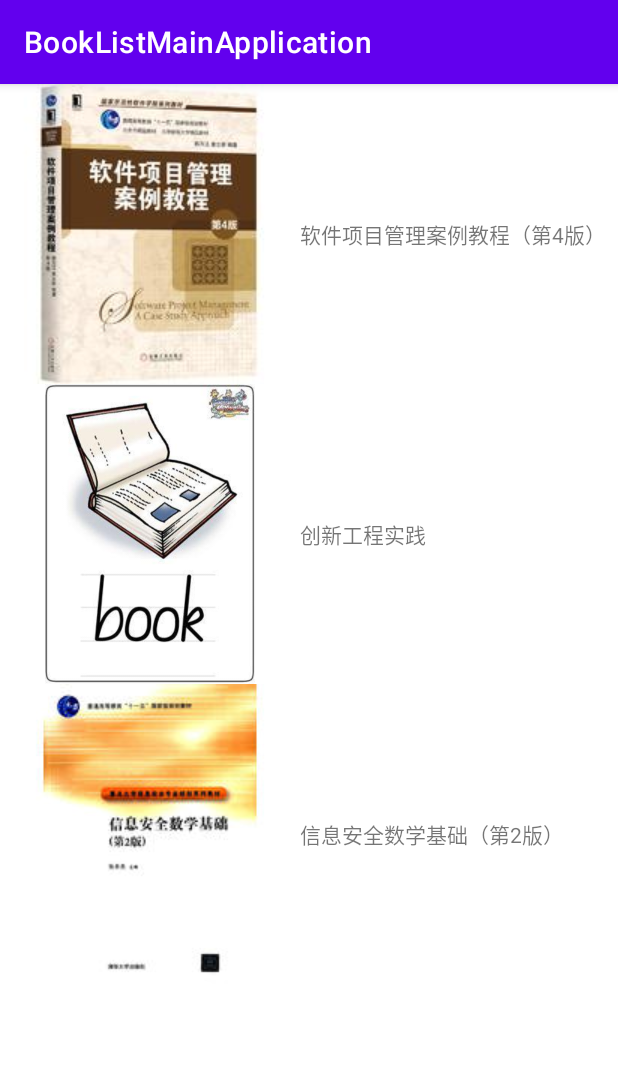
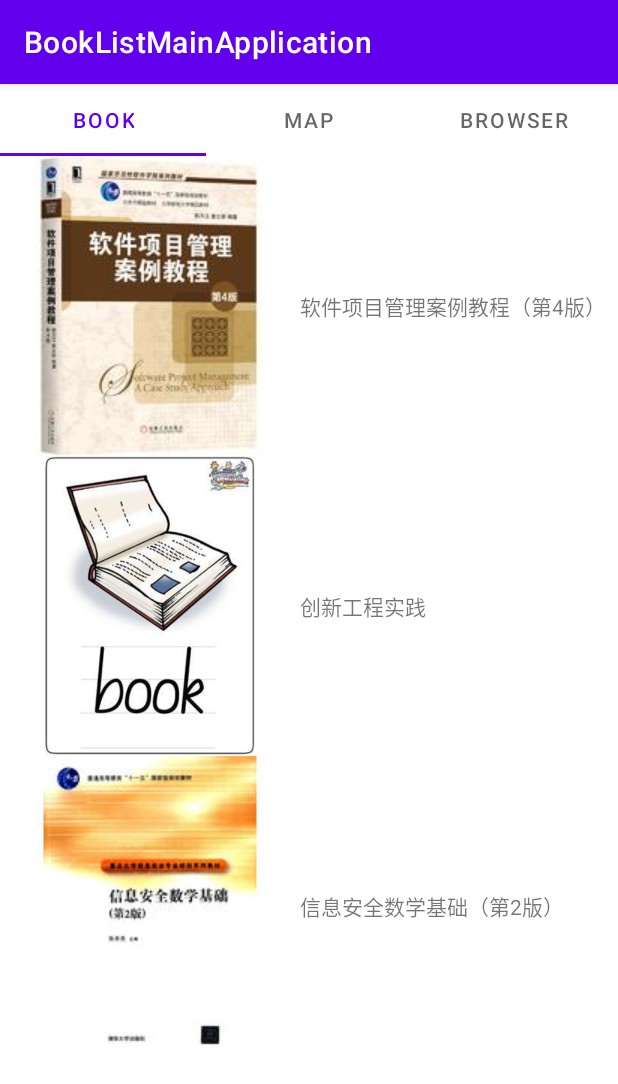
Before and after one commit to sheepna/BookListMainApplication, an Android app: the screen it shows after launch (BookListMainActivity), on a phone screen of 412 x 824 dp. Shown: the top 1084 px of the screen. Run offline under Robolectric (Android 15) with nearby library versions, the phone set to English and light mode, and no system bars; libraries missing offline, so code that uses them is left out: com.baidu.mapapi; 2 statements that could not run were skipped.

Commit message:
实现了网页

```diff
--- a/app/build.gradle
+++ b/app/build.gradle
@@ -13,6 +13,11 @@ android {
         versionName "1.0"
 
         testInstrumentationRunner "androidx.test.runner.AndroidJUnitRunner"
+
+        ndk {
+            // 设置支持的SO库架构（开发者可以根据需要，选择一个或多个平台的so）
+            abiFilters "armeabi", "armeabi-v7a", "arm64-v8a", "x86","x86_64"
+        }
     }
 
     buildTypes {
@@ -29,6 +34,7 @@ android {
 
 dependencies {
 
+    implementation 'com.baidu.lbsyun:BaiduMapSDK_Map:7.4.0'
     implementation 'androidx.appcompat:appcompat:1.5.1'
     implementation 'com.google.android.material:material:1.6.1'
     implementation 'androidx.constraintlayout:constraintlayout:2.1.4'
--- /dev/null
+++ b/app/src/main/java/com/jnu/booklistmainapplication/BookListFragment.java
@@ -0,0 +1,200 @@
+package com.jnu.booklistmainapplication;
+
+import android.content.DialogInterface;
+import android.content.Intent;
+import android.os.Bundle;
+
+import androidx.activity.result.ActivityResultLauncher;
+import androidx.activity.result.contract.ActivityResultContracts;
+import androidx.annotation.NonNull;
+import androidx.appcompat.app.AlertDialog;
+import androidx.fragment.app.Fragment;
+import androidx.recyclerview.widget.LinearLayoutManager;
+import androidx.recyclerview.widget.RecyclerView;
+
+import android.view.ContextMenu;
+import android.view.LayoutInflater;
+import android.view.MenuItem;
+import android.view.View;
+import android.view.ViewGroup;
+import android.widget.ImageView;
+import android.widget.TextView;
+
+import com.jnu.booklistmainapplication.Data.Book;
+import com.jnu.booklistmainapplication.Data.DataSaver;
+
+import java.util.ArrayList;
+
+/**
+ * A simple {@link Fragment} subclass.
+ * Use the {@link BookListFragment#newInstance} factory method to
+ * create an instance of this fragment.
+ */
+public class BookListFragment extends Fragment {
+
+    private ArrayList<Book> books;
+    private BookListFragment.MainRecycleViewAdapter mainRecycleViewAdapter;
+    public static final int MENU_ID_ADD = 1;
+    public static final int MENU_ID_DELETE = 2;
+
+    private ActivityResultLauncher<Intent> addDataLauncher= registerForActivityResult(new ActivityResultContracts.StartActivityForResult()
+            ,result -> {
+                if(null!=result){
+                    Intent intent=result.getData();
+                    if(result.getResultCode()==EditBookActivity.RESULT_CODE_SUCCESS)
+                    {//创建一个包含所有 extra 数据的 Bundle 对象，然后使用 putExtras() 将 Bundle 插入 Intent 中。
+                        Bundle bundle=intent.getExtras();
+                        String title= bundle.getString("title");
+                        int position=bundle.getInt("position");
+                        books.add(position, new Book(title,R.drawable.book_no_name) );
+                        new DataSaver().Save(this.getContext(),books);
+                        mainRecycleViewAdapter.notifyItemInserted(position);
+                    }
+                }
+            });
+
+    public BookListFragment() {
+        // Required empty public constructor
+    }
+
+    /**
+     * Use this factory method to create a new instance of
+     * this fragment using the provided parameters.
+     *
+     * @return A new instance of fragment BookListFragment.
+     */
+    // TODO: Rename and change types and number of parameters
+    public static BookListFragment newInstance() {
+        BookListFragment fragment = new BookListFragment();
+        Bundle args = new Bundle();
+        fragment.setArguments(args);
+        return fragment;
+    }
+
+
+    @Override
+    public void onCreate(Bundle savedInstanceState) {
+        super.onCreate(savedInstanceState);
+        if (getArguments() != null) {
+
+        }
+    }
+
+    @Override
+    public View onCreateView(LayoutInflater inflater, ViewGroup container,
+                             Bundle savedInstanceState) {
+        // Inflate the layout for this fragment
+        View rootView=inflater.inflate(R.layout.fragment_book_list, container, false);
+
+        RecyclerView recyclerViewMain=rootView.findViewById(R.id.recycle_view_books);
+
+        LinearLayoutManager linearLayoutManager=new LinearLayoutManager(this.getContext());
+        linearLayoutManager.setOrientation(LinearLayoutManager.VERTICAL);
+        recyclerViewMain.setLayoutManager(linearLayoutManager);
+
+        books=new ArrayList<>();
+
+        DataSaver dataSaver=new DataSaver();
+        books=dataSaver.Load(this.getContext());
+        getListBooks();
+
+        mainRecycleViewAdapter= new MainRecycleViewAdapter(books);
+        recyclerViewMain.setAdapter(mainRecycleViewAdapter);
+
+        return rootView;
+    }
+    @Override
+    public boolean onContextItemSelected(@NonNull MenuItem item) {
+        switch (item.getItemId()){
+            case MENU_ID_ADD://Intent(Context, Class) 构造函数分别为应用和组件提供 Context 和 Class 对象。因此，此 Intent 将显式启动该应用中的EditBookActivity类。
+                Intent intent=new Intent(this.getContext() ,EditBookActivity.class) ;
+                intent.putExtra("position",item.getOrder());//添加 extra 数据，每种方法均接受两个参数：键名和值
+                addDataLauncher.launch(intent);
+                //books.add(item.getOrder(),new Book("added"+item.getOrder(),R.drawable.ic_launcher_background));
+                // mainRecycleViewAdapter.notifyItemInserted(item.getOrder());
+                break;
+            case MENU_ID_DELETE:
+                AlertDialog alertDialog;
+                alertDialog=new AlertDialog.Builder(this.getContext())
+                        .setTitle(R.string.confirmation)
+                        .setMessage(R.string.sure_to_delete)
+                        .setPositiveButton(R.string.yes, new DialogInterface.OnClickListener() {
+                            @Override
+                            public void onClick(DialogInterface dialogInterface, int i) {
+                                books.remove(item.getOrder());
+                                new DataSaver().Save(BookListFragment.this.getContext(),books);
+                                mainRecycleViewAdapter.notifyItemRemoved(item.getOrder());
+                            }
+                        }).setNegativeButton(R.string.no, new DialogInterface.OnClickListener() {
+                            @Override
+                            public void onClick(DialogInterface dialogInterface, int i) {
+
+                            }
+                        }).create();
+                alertDialog.show();
+                break;
+        }
+        return super.onContextItemSelected(item);
+    }
+
+    public class MainRecycleViewAdapter extends RecyclerView.Adapter<MainRecycleViewAdapter.ViewHolder>{
+
+        private ArrayList<Book>localDataSet;
+
+        public class ViewHolder extends RecyclerView.ViewHolder implements View.OnCreateContextMenuListener{
+
+            private final TextView textViewTitle;
+            private final ImageView imageViewImage;
+            public ViewHolder(@NonNull View itemView) {
+                super(itemView);
+
+                textViewTitle=itemView.findViewById(R.id.text_view_book_title);
+                imageViewImage=itemView.findViewById(R.id.image_view_book_cover);
+
+                itemView.setOnCreateContextMenuListener(this);//在ViewHolder实现onContextMenuListener接口
+            }
+
+            public TextView getTextViewTitle() {
+                return textViewTitle;
+            }
+
+            public ImageView getImageViewImage() {
+                return imageViewImage;
+            }
+
+            @Override
+            public void onCreateContextMenu(ContextMenu contextMenu, View view, ContextMenu.ContextMenuInfo contextMenuInfo) {
+                contextMenu.add(0,MENU_ID_ADD,getAdapterPosition(),"Add "+getAdapterPosition());
+                contextMenu.add(0,MENU_ID_DELETE,getAdapterPosition(),"Delete "+getAdapterPosition());
+            }
+        }
+
+        public MainRecycleViewAdapter (ArrayList<Book>dataSet){
+            localDataSet=dataSet;
+        }
+
+        @NonNull
+        @Override
+        public ViewHolder onCreateViewHolder(@NonNull ViewGroup viewGroup, int viewType) {
+            View view= LayoutInflater.from(viewGroup.getContext())
+                    .inflate(R.layout.item_layout,viewGroup,false);
+            return new ViewHolder(view);
+        }
+
+        @Override
+        public void onBindViewHolder(@NonNull ViewHolder holder, int position) {
+            holder.getTextViewTitle().setText(localDataSet.get(position).getTitle());
+            holder.getImageViewImage().setImageResource(localDataSet.get(position).getCoverResourceId());
+        }
+
+        @Override
+        public int getItemCount() {
+            return localDataSet.size();
+        }
+    }
+    public void getListBooks() {
+        books.add(new Book("软件项目管理案例教程（第4版）", R.drawable.book_2));
+        books.add(new Book("创新工程实践", R.drawable.book_no_name));
+        books.add(new Book("信息安全数学基础（第2版）", R.drawable.book_1));
+    }
+}
--- a/app/src/main/java/com/jnu/booklistmainapplication/BookListMainActivity.java
+++ b/app/src/main/java/com/jnu/booklistmainapplication/BookListMainActivity.java
@@ -5,8 +5,13 @@ import androidx.activity.result.contract.ActivityResultContracts;
 import androidx.annotation.NonNull;
 import androidx.appcompat.app.AlertDialog;
 import androidx.appcompat.app.AppCompatActivity;
+import androidx.fragment.app.Fragment;
+import androidx.fragment.app.FragmentManager;
+import androidx.lifecycle.Lifecycle;
 import androidx.recyclerview.widget.LinearLayoutManager;
 import androidx.recyclerview.widget.RecyclerView;
+import androidx.viewpager2.adapter.FragmentStateAdapter;
+import androidx.viewpager2.widget.ViewPager2;
 
 import android.app.Activity;
 import android.content.DialogInterface;
@@ -20,6 +25,8 @@ import android.view.ViewGroup;
 import android.widget.ImageView;
 import android.widget.TextView;
 
+import com.google.android.material.tabs.TabLayout;
+import com.google.android.material.tabs.TabLayoutMediator;
 import com.jnu.booklistmainapplication.Data.Book;
 import com.jnu.booklistmainapplication.Data.DataSaver;
 
@@ -27,141 +34,59 @@ import java.util.ArrayList;
 
 public class BookListMainActivity extends AppCompatActivity {
 
-    private ArrayList<Book>books;
-    private MainRecycleViewAdapter mainRecycleViewAdapter;
-    public static final int MENU_ID_ADD = 1;
-    public static final int MENU_ID_DELETE = 2;
+    public class PageViewFragmentAdapter extends FragmentStateAdapter {
 
-    private ActivityResultLauncher<Intent> addDataLauncher= registerForActivityResult(new ActivityResultContracts.StartActivityForResult()
-            ,result -> {
-                if(null!=result){
-                    Intent intent=result.getData();
-                    if(result.getResultCode()==EditBookActivity.RESULT_CODE_SUCCESS)
-                    {//创建一个包含所有 extra 数据的 Bundle 对象，然后使用 putExtras() 将 Bundle 插入 Intent 中。
-                        Bundle bundle=intent.getExtras();
-                        String title= bundle.getString("title");
-                        int position=bundle.getInt("position");
-                        books.add(position, new Book(title,R.drawable.book_no_name) );
-                        new DataSaver().Save(BookListMainActivity.this,books);
-                        mainRecycleViewAdapter.notifyItemInserted(position);
-                    }
-                }
-            });
+        public PageViewFragmentAdapter(@NonNull FragmentManager fragmentManager, @NonNull Lifecycle lifecycle) {
+            super(fragmentManager, lifecycle);
+        }
+
+        @NonNull
+        @Override
+        public Fragment createFragment(int position) {
+            switch (position){
+                case 0:
+                    return BookListFragment.newInstance();
+                case 2:
+                    return BrowserFragment.newInstance();
+            }
+            return BookListFragment.newInstance();
+        }
+
+        @Override
+        public int getItemCount() {
+            return 3;
+        }
+    }
+
     @Override
     protected void onCreate(Bundle savedInstanceState) {
         super.onCreate(savedInstanceState);
         setContentView(R.layout.activity_main);
 
-        RecyclerView recyclerViewMain=findViewById(R.id.recycle_view_books);
+        ViewPager2 viewPager2Main=findViewById(R.id.viewpager2_main);
+        viewPager2Main.setAdapter(new PageViewFragmentAdapter(getSupportFragmentManager(),getLifecycle()));
 
-        LinearLayoutManager linearLayoutManager=new LinearLayoutManager(this);
-        linearLayoutManager.setOrientation(LinearLayoutManager.VERTICAL);
-        recyclerViewMain.setLayoutManager(linearLayoutManager);
-
-        books=new ArrayList<>();
-
-        DataSaver dataSaver=new DataSaver();
-        books=dataSaver.Load(BookListMainActivity.this);
-        getListBooks();
-
-        mainRecycleViewAdapter= new MainRecycleViewAdapter(books);
-        recyclerViewMain.setAdapter(mainRecycleViewAdapter);
-
+        TabLayout tabLayout=findViewById(R.id.tablayout_header);
+        TabLayoutMediator tabLayoutMediator=new TabLayoutMediator(tabLayout, viewPager2Main, new TabLayoutMediator.TabConfigurationStrategy() {
+            @Override
+            public void onConfigureTab(@NonNull TabLayout.Tab tab, int position) {
+                switch (position){
+                    case 0:
+                        tab.setText("Book");
+                        break;
+                    case 1:
+                        tab.setText("Map");
+                        break;
+                    case 2:
+                        tab.setText("Browser");
+                        break;
+                }
+            }
+        });
+        tabLayoutMediator.attach();
     }
 
     //在Activity中重载onContextItemSelected
-    @Override
-    public boolean onContextItemSelected(@NonNull MenuItem item) {
-        switch (item.getItemId()){
-            case MENU_ID_ADD://Intent(Context, Class) 构造函数分别为应用和组件提供 Context 和 Class 对象。因此，此 Intent 将显式启动该应用中的EditBookActivity类。
-                Intent intent=new Intent(this ,EditBookActivity.class) ;
-                intent.putExtra("position",item.getOrder());//添加 extra 数据，每种方法均接受两个参数：键名和值
-                addDataLauncher.launch(intent);
-                //books.add(item.getOrder(),new Book("added"+item.getOrder(),R.drawable.ic_launcher_background));
-               // mainRecycleViewAdapter.notifyItemInserted(item.getOrder());
-                break;
-            case MENU_ID_DELETE:
-                AlertDialog alertDialog;
-                alertDialog=new AlertDialog.Builder(this)
-                        .setTitle(R.string.confirmation)
-                        .setMessage(R.string.sure_to_delete)
-                        .setPositiveButton(R.string.yes, new DialogInterface.OnClickListener() {
-                            @Override
-                            public void onClick(DialogInterface dialogInterface, int i) {
-                                books.remove(item.getOrder());
-                                new DataSaver().Save(BookListMainActivity.this,books);
-                                mainRecycleViewAdapter.notifyItemRemoved(item.getOrder());
-                            }
-                        }).setNegativeButton(R.string.no, new DialogInterface.OnClickListener() {
-                            @Override
-                            public void onClick(DialogInterface dialogInterface, int i) {
 
-                            }
-                        }).create();
-                alertDialog.show();
-                break;
-        }
-        return super.onContextItemSelected(item);
-    }
 
-    public class MainRecycleViewAdapter extends RecyclerView.Adapter<MainRecycleViewAdapter.ViewHolder>{
-
-        private ArrayList<Book>localDataSet;
-
-        public class ViewHolder extends RecyclerView.ViewHolder implements View.OnCreateContextMenuListener{
-
-            private final TextView textViewTitle;
-            private final ImageView imageViewImage;
-            public ViewHolder(@NonNull View itemView) {
-                super(itemView);
-
-                textViewTitle=itemView.findViewById(R.id.text_view_book_title);
-                imageViewImage=itemView.findViewById(R.id.image_view_book_cover);
-
-                itemView.setOnCreateContextMenuListener(this);//在ViewHolder实现onContextMenuListener接口
-            }
-
-            public TextView getTextViewTitle() {
-                return textViewTitle;
-            }
-
-            public ImageView getImageViewImage() {
-                return imageViewImage;
-            }
-
-            @Override
-            public void onCreateContextMenu(ContextMenu contextMenu, View view, ContextMenu.ContextMenuInfo contextMenuInfo) {
-                contextMenu.add(0,MENU_ID_ADD,getAdapterPosition(),"Add "+getAdapterPosition());
-                contextMenu.add(0,MENU_ID_DELETE,getAdapterPosition(),"Delete "+getAdapterPosition());
-            }
-        }
-
-        public MainRecycleViewAdapter (ArrayList<Book>dataSet){
-            localDataSet=dataSet;
-        }
-
-        @NonNull
-        @Override
-        public ViewHolder onCreateViewHolder(@NonNull ViewGroup viewGroup, int viewType) {
-            View view= LayoutInflater.from(viewGroup.getContext())
-                    .inflate(R.layout.item_layout,viewGroup,false);
-            return new ViewHolder(view);
-        }
-
-        @Override
-        public void onBindViewHolder(@NonNull ViewHolder holder, int position) {
-            holder.getTextViewTitle().setText(localDataSet.get(position).getTitle());
-            holder.getImageViewImage().setImageResource(localDataSet.get(position).getCoverResourceId());
-        }
-
-        @Override
-        public int getItemCount() {
-            return localDataSet.size();
-        }
-    }
-    public void getListBooks() {
-        books.add(new Book("软件项目管理案例教程（第4版）", R.drawable.book_2));
-        books.add(new Book("创新工程实践", R.drawable.book_no_name));
-        books.add(new Book("信息安全数学基础（第2版）", R.drawable.book_1));
-    }
 }
--- /dev/null
+++ b/app/src/main/java/com/jnu/booklistmainapplication/MapActivity.java
@@ -0,0 +1,21 @@
+package com.jnu.booklistmainapplication;
+
+import androidx.appcompat.app.AppCompatActivity;
+
+import android.app.Application;
+import android.os.Bundle;
+
+import com.baidu.mapapi.CoordType;
+import com.baidu.mapapi.SDKInitializer;
+
+public class MapActivity extends Application {
+    @Override
+    public void onCreate() {
+        super.onCreate();
+        //在使用SDK各组件之前初始化context信息，传入ApplicationContext
+        SDKInitializer.initialize(this);
+        //自4.3.0起，百度地图SDK所有接口均支持百度坐标和国测局坐标，用此方法设置您使用的坐标类型.
+        //包括BD09LL和GCJ02两种坐标，默认是BD09LL坐标。
+        SDKInitializer.setCoordType(CoordType.BD09LL);
+    }
+}
--- a/app/src/main/res/layout/activity_main.xml
+++ b/app/src/main/res/layout/activity_main.xml
@@ -1,4 +1,25 @@
 <?xml version="1.0" encoding="utf-8"?>
+<LinearLayout xmlns:android="http://schemas.android.com/apk/res/android"
+    xmlns:app="http://schemas.android.com/apk/res-auto"
+    xmlns:tools="http://schemas.android.com/tools"
+    android:layout_width="match_parent"
+    android:layout_height="match_parent"
+    tools:context=".BookListMainActivity"
+    android:orientation="vertical">
+<com.google.android.material.tabs.TabLayout
+    android:id="@+id/tablayout_header"
+    android:layout_width="match_parent"
+    android:layout_height="wrap_content">
+
+</com.google.android.material.tabs.TabLayout>
+<androidx.viewpager2.widget.ViewPager2
+    android:id="@+id/viewpager2_main"
+    android:layout_width="match_parent"
+    android:layout_height="match_parent">
+
+</androidx.viewpager2.widget.ViewPager2>
+</LinearLayout>
+<!--
 <androidx.constraintlayout.widget.ConstraintLayout xmlns:android="http://schemas.android.com/apk/res/android"
     xmlns:app="http://schemas.android.com/apk/res-auto"
     xmlns:tools="http://schemas.android.com/tools"
@@ -15,3 +36,4 @@
         app:layout_constraintStart_toStartOf="parent"
         app:layout_constraintTop_toTopOf="parent" />
 </androidx.constraintlayout.widget.ConstraintLayout>
+-->
--- /dev/null
+++ b/app/src/main/res/layout/fragment_book_list.xml
@@ -0,0 +1,32 @@
+<?xml version="1.0" encoding="utf-8"?>
+<androidx.constraintlayout.widget.ConstraintLayout xmlns:android="http://schemas.android.com/apk/res/android"
+    xmlns:app="http://schemas.android.com/apk/res-auto"
+    xmlns:tools="http://schemas.android.com/tools"
+    android:layout_width="match_parent"
+    android:layout_height="match_parent"
+    tools:context=".BookListFragment">
+    <androidx.recyclerview.widget.RecyclerView
+        android:id="@+id/recycle_view_books"
+        android:layout_width="match_parent"
+        android:layout_height="match_parent"
+        app:layout_constraintBottom_toBottomOf="parent"
+        app:layout_constraintEnd_toEndOf="parent"
+        app:layout_constraintStart_toStartOf="parent"
+        app:layout_constraintTop_toTopOf="parent" />
+</androidx.constraintlayout.widget.ConstraintLayout>
+<!--
+<FrameLayout xmlns:android="http://schemas.android.com/apk/res/android"
+    xmlns:tools="http://schemas.android.com/tools"
+    android:layout_width="match_parent"
+    android:layout_height="match_parent"
+    tools:context=".BookListFragment">
+-->
+    <!-- TODO: Update blank fragment layout -->
+ <!--   <TextView
+        android:id="@+id/textview_haha"
+        android:layout_width="match_parent"
+        android:layout_height="match_parent"
+        android:text="@string/hello_blank_fragment" />
+
+</FrameLayout>
+-->
--- a/app/src/main/res/values/strings.xml
+++ b/app/src/main/res/values/strings.xml
@@ -10,4 +10,6 @@
     <string name="name">Name</string>
     <string name="button1">No</string>
     <string name="button2">Yes</string>
+    <!-- TODO: Remove or change this placeholder text -->
+    <string name="hello_blank_fragment">Hello blank fragment</string>
 </resources>
```
Also changed, not shown: app/src/main/AndroidManifest.xml (+14 -0 lines), app/src/main/java/com/jnu/booklistmainapplication/BaiduMapFragment.java (added, +44 -0 lines), app/src/main/java/com/jnu/booklistmainapplication/BrowserFragment.java (added, +59 -0 lines), app/src/main/res/layout/activity_map.xml (added, +9 -0 lines), app/src/main/res/layout/fragment_baidu_map.xml (added, +13 -0 lines), app/src/main/res/layout/fragment_browser.xml (added, +13 -0 lines).
